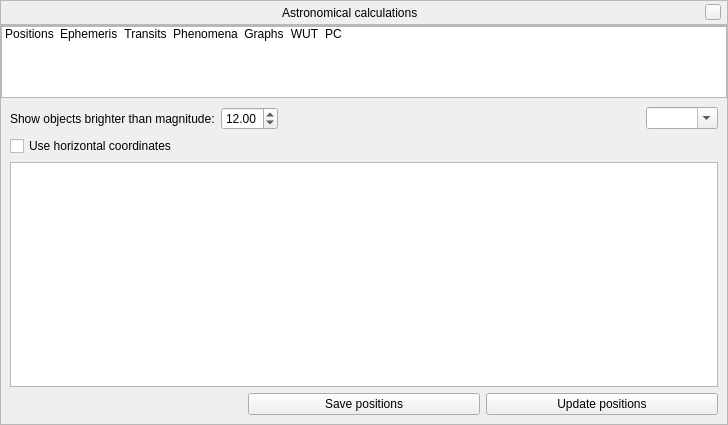
Old version of the form src/gui/astroCalcDialog.ui in the repository 519984307/stellarium_src.
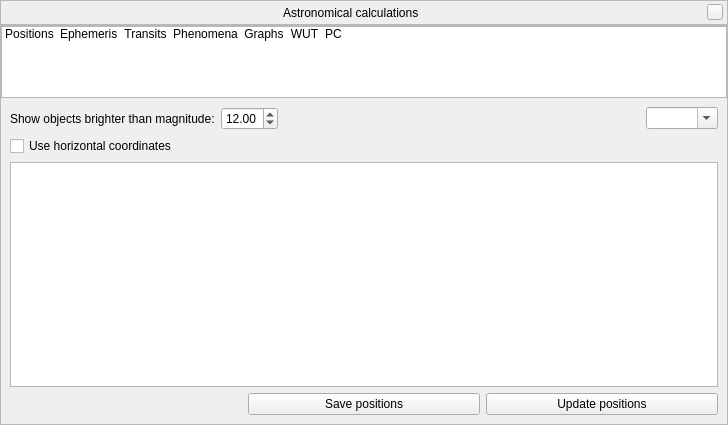
New version of the form. Icons and pictures are not drawn. Custom widgets are drawn as their Qt base class.

Commit message: Updated Stellarium User Guide

```diff
--- a/src/gui/astroCalcDialog.ui
+++ b/src/gui/astroCalcDialog.ui
@@ -51,7 +51,7 @@
        <number>0</number>
       </property>
       <property name="rightMargin">
-       <number>6</number>
+       <number>4</number>
       </property>
       <property name="bottomMargin">
        <number>0</number>
```
